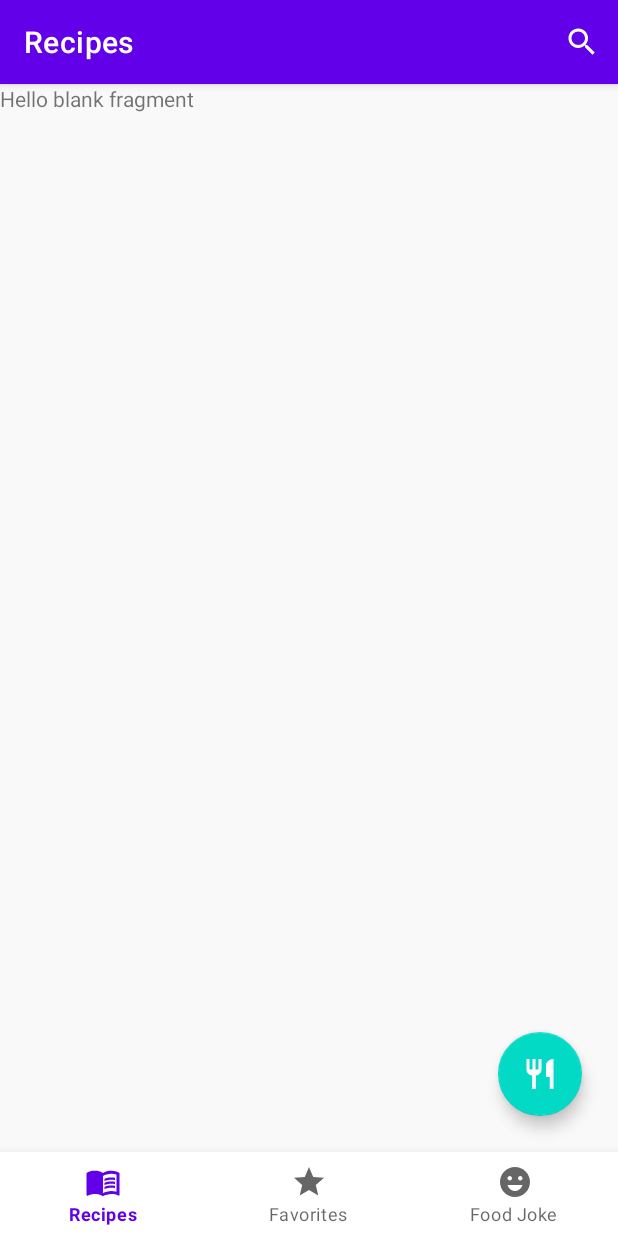
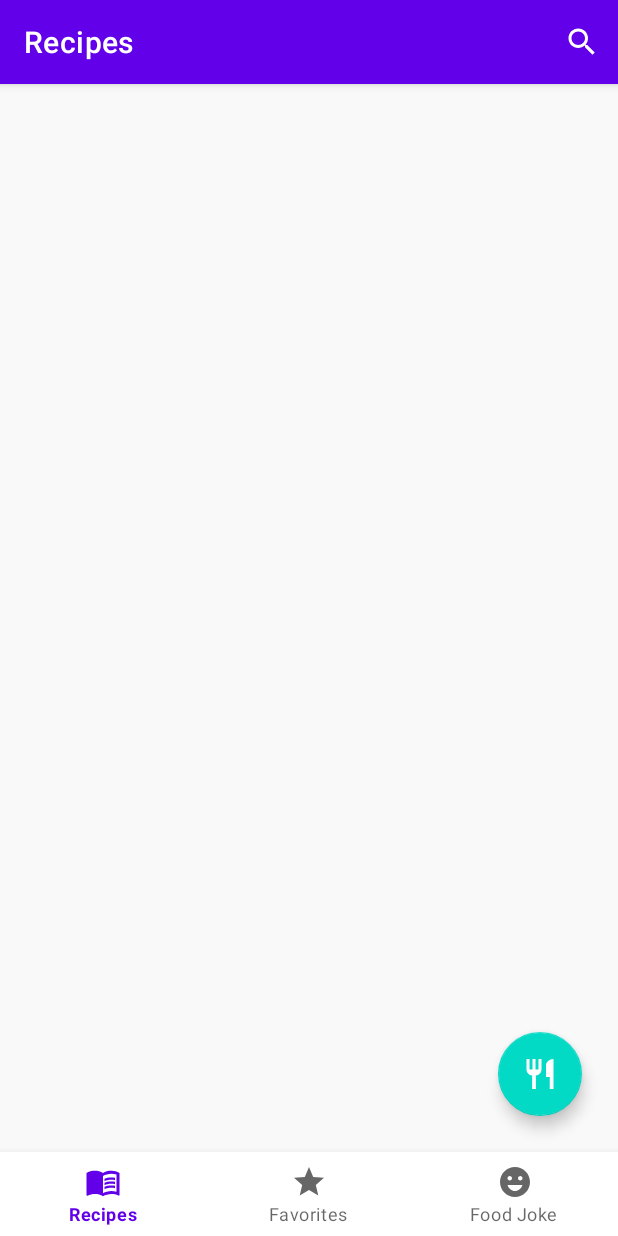
Before and after one commit to GiovanniSinosini/Android_Kotlin_Recipe, an Android app: the fragment IngredientsFragment placed in its activity, on a phone screen of 412 x 824 dp. Run offline under Robolectric (Android 15) with nearby library versions, the phone set to English and light mode, and no system bars; our stand-ins replace Dagger/Hilt's generated code, Shimmer, data binding, navigation-ui; libraries missing offline, so code that uses them is left out: androidx.hilt.lifecycle; plain views replace ShimmerRecyclerView; Roboto replaces fonts that are not available here; 8 statements that could not run were skipped.

Commit message:
Created design fragment ingredients layout

```diff
--- a/app/src/main/res/layout/fragment_ingredients.xml
+++ b/app/src/main/res/layout/fragment_ingredients.xml
@@ -1,14 +1,18 @@
 <?xml version="1.0" encoding="utf-8"?>
-<FrameLayout xmlns:android="http://schemas.android.com/apk/res/android"
+<androidx.constraintlayout.widget.ConstraintLayout xmlns:android="http://schemas.android.com/apk/res/android"
+    xmlns:app="http://schemas.android.com/apk/res-auto"
     xmlns:tools="http://schemas.android.com/tools"
     android:layout_width="match_parent"
     android:layout_height="match_parent"
     tools:context=".ui.fragments.ingredients.IngredientsFragment">
 
-    <!-- TODO: Update blank fragment layout -->
-    <TextView
-        android:layout_width="match_parent"
-        android:layout_height="match_parent"
-        android:text="@string/hello_blank_fragment" />
-
-</FrameLayout>
+    <androidx.recyclerview.widget.RecyclerView
+        android:id="@+id/ingredients_recyclerview"
+        android:layout_width="409dp"
+        android:layout_height="729dp"
+        app:layout_constraintBottom_toBottomOf="parent"
+        app:layout_constraintEnd_toEndOf="parent"
+        app:layout_constraintHorizontal_bias="0.5"
+        app:layout_constraintStart_toStartOf="parent"
+        app:layout_constraintTop_toTopOf="parent" />
+</androidx.constraintlayout.widget.ConstraintLayout>
```
